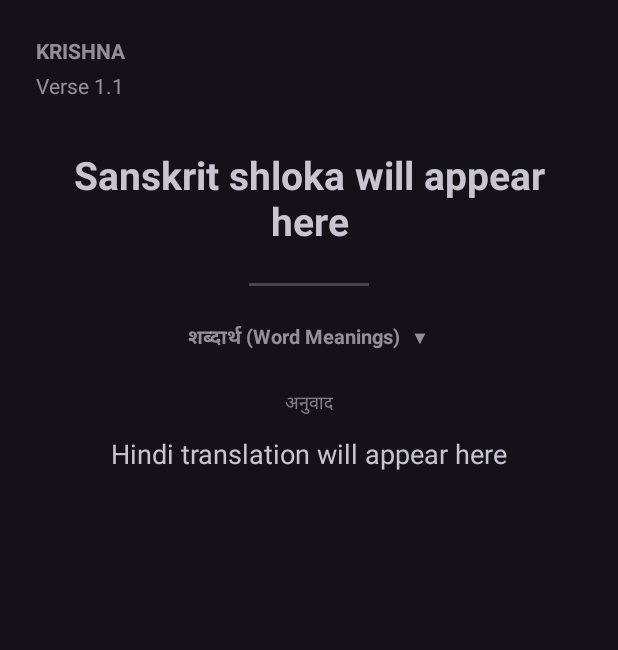
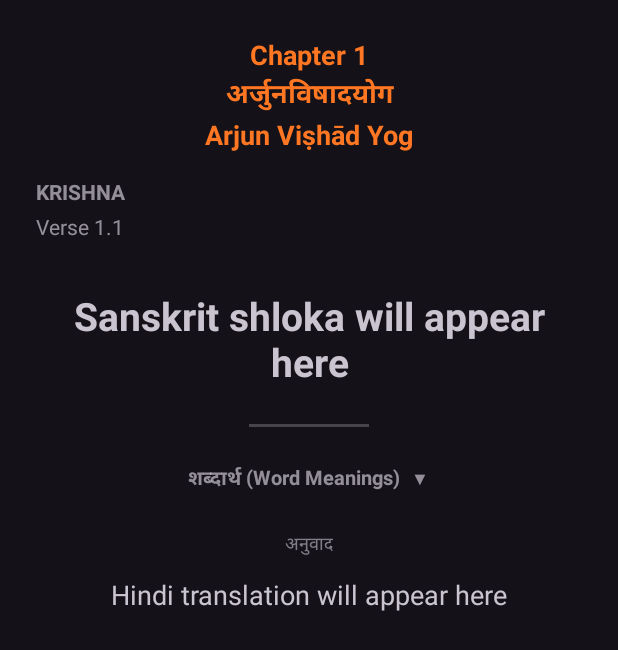
Before and after one commit to AnuthaDev/gita, an Android app: the layout item_verse.xml on its own in the app's theme, with its tools: preview values and no code run, on a phone screen of 412 x 824 dp. Shown: the top 650 px of the screen. Run offline under Robolectric (Android 15) with nearby library versions, the phone set to English and light mode, and no system bars; network calls fail; Roboto replaces fonts that are not available here.

Commit message:
Improve chapter indicator

```diff
--- a/app/src/main/java/com/thesourceofcode/gita/ChapterListActivity.kt
+++ b/app/src/main/java/com/thesourceofcode/gita/ChapterListActivity.kt
@@ -3,6 +3,7 @@ package com.thesourceofcode.gita
 import android.content.Intent
 import android.os.Bundle
 import android.widget.ImageButton
+import androidx.activity.enableEdgeToEdge
 import androidx.appcompat.app.AppCompatActivity
 import androidx.appcompat.app.AppCompatDelegate
 import androidx.core.content.ContextCompat
@@ -30,6 +31,7 @@ class ChapterListActivity : AppCompatActivity() {
             .getInt("theme_mode", AppCompatDelegate.MODE_NIGHT_FOLLOW_SYSTEM)
         AppCompatDelegate.setDefaultNightMode(savedTheme)
 
+        enableEdgeToEdge()
         setContentView(R.layout.activity_chapter_list)
 
         toolbar = findViewById(R.id.toolbar)
--- a/app/src/main/java/com/thesourceofcode/gita/adapter/VerseAdapter.kt
+++ b/app/src/main/java/com/thesourceofcode/gita/adapter/VerseAdapter.kt
@@ -50,7 +50,7 @@ class VerseAdapter(private val verses: List<Verse>) : RecyclerView.Adapter<Verse
             val chapter = GitaJsonParser.getChapter(context, verse.chapterNumber)
             holder.chapterIndicator.visibility = View.VISIBLE
             if (chapter != null) {
-                val chapterText = "Chapter ${verse.chapterNumber}\n${chapter.name}\n${chapter.nameMeaning}"
+                val chapterText = "Chapter ${verse.chapterNumber}\n${chapter.name}\n${chapter.nameTransliterated}"
                 holder.chapterIndicator.text = chapterText
             } else {
                 holder.chapterIndicator.text = "Chapter ${verse.chapterNumber}"
@@ -125,6 +125,7 @@ class VerseAdapter(private val verses: List<Verse>) : RecyclerView.Adapter<Verse
         holder.wordMeanings.setTextColor(textColor)
         holder.hindiTranslation.setTextColor(textColor)
         holder.transliteration.setTextColor(textColor)
+        holder.chapterIndicator.setTextColor(textColor)
     }
 
     private fun formatWordMeanings(wordMeanings: String): String {
--- a/app/src/main/res/layout/activity_chapter_list.xml
+++ b/app/src/main/res/layout/activity_chapter_list.xml
@@ -22,9 +22,9 @@
             android:layout_marginEnd="8dp"
             android:background="?attr/selectableItemBackgroundBorderless"
             android:src="@drawable/ic_dark_mode"
-            android:tint="?attr/colorPrimary"
             android:contentDescription="Toggle theme"
-            android:padding="12dp"/>
+            android:padding="12dp"
+            app:tint="?attr/colorPrimary" />
 
     </com.google.android.material.appbar.MaterialToolbar>
 
--- a/app/src/main/res/layout/item_verse.xml
+++ b/app/src/main/res/layout/item_verse.xml
@@ -3,6 +3,7 @@
     xmlns:app="http://schemas.android.com/apk/res-auto"
     android:layout_width="match_parent"
     android:layout_height="match_parent"
+    xmlns:tools="http://schemas.android.com/tools"
     android:id="@+id/verseContainer"
     android:saveEnabled="true"
     android:fillViewport="true">
@@ -17,15 +18,15 @@
             android:id="@+id/chapterIndicator"
             android:layout_width="match_parent"
             android:layout_height="wrap_content"
-            android:text="Chapter 1\nअर्जुनविषादयोग\nArjuna's Dilemma"
+            android:text="Chapter 1\nअर्जुनविषादयोग\nArjun Viṣhād Yog"
             android:textSize="18sp"
             android:textStyle="bold"
             android:gravity="center"
             android:textColor="?attr/colorPrimary"
             android:visibility="gone"
+            tools:visibility="visible"
+            android:paddingBottom="16dp"
             android:lineSpacingExtra="4dp"
-            android:paddingVertical="16dp"
-            android:layout_marginBottom="16dp"
             app:layout_constraintTop_toTopOf="parent"/>
 
         <!-- Speaker Indicator -->
```
